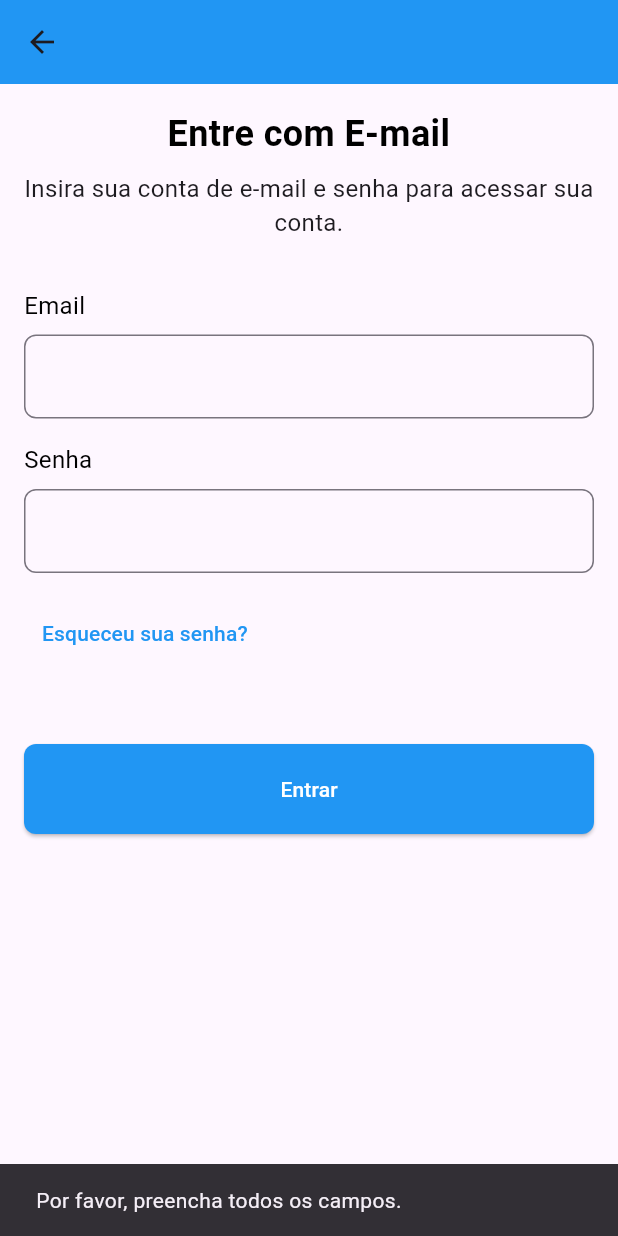
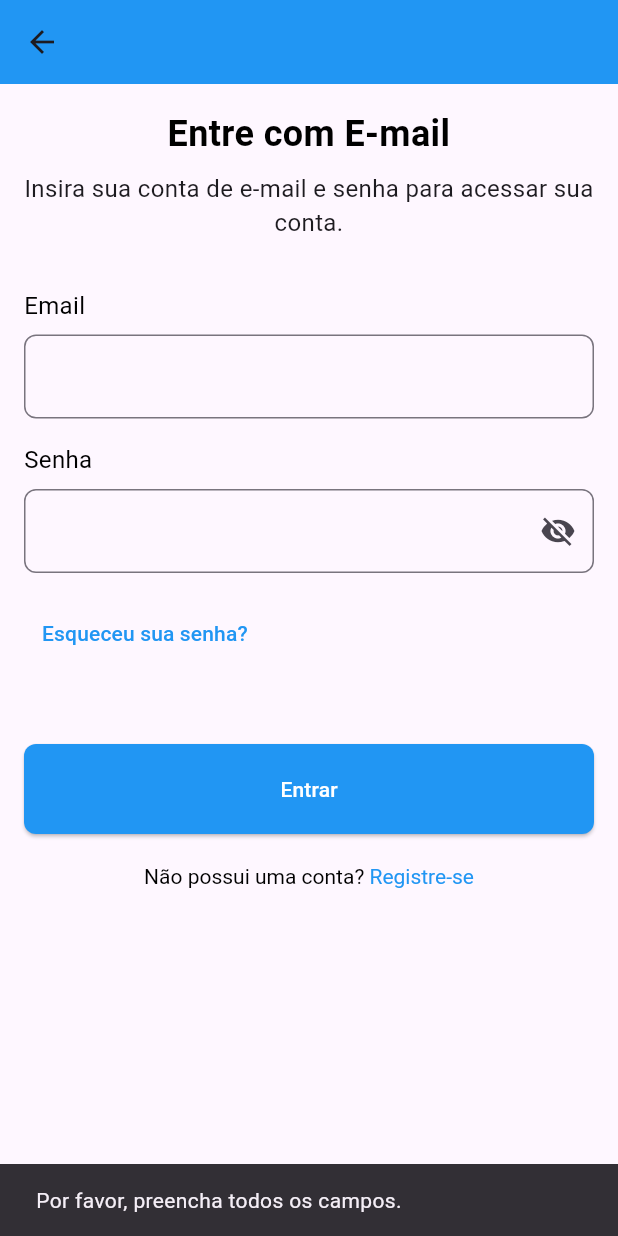
Before and after one commit to DaniellyBenicio/portApp, a Flutter app: the Login screen opened by its route, after a tap on "Entrar", on a phone screen of 412 x 824 dp. Run offline on Flutter 3.47's test engine with Material 3 defaults, Android fonts, the phone set to English and light mode, and no system bars; our stand-ins replace cloud_firestore, firebase_auth, firebase_core, image_picker, shared_preferences; accounts and stored records are empty.

Commit message:
Corrections to the login

```diff
--- a/my_project/lib/Login.dart
+++ b/my_project/lib/Login.dart
@@ -1,6 +1,6 @@
 import 'package:flutter/material.dart';
 import 'package:firebase_auth/firebase_auth.dart'; // Importa o Firebase Auth
-import 'HomePage.dart'; // Substitua pelo caminho correto para a tela inicial
+import 'package:shared_preferences/shared_preferences.dart';
 import 'RecoverPassword.dart';
 import 'Register.dart';
 import 'package:flutter/gestures.dart';
@@ -18,6 +18,7 @@ class _LoginState extends State<Login> {
   final TextEditingController _emailController = TextEditingController();
   final TextEditingController _passwordController = TextEditingController();
   bool _isLoading = false; // Gerenciar o estado de carregamento
+  bool _obscurePassword = true; // Gerenciar a visibilidade da senha
 
   Future<void> _login() async {
     final email = _emailController.text.trim();
@@ -25,7 +26,7 @@ class _LoginState extends State<Login> {
 
     if (email.isEmpty || password.isEmpty) {
       ScaffoldMessenger.of(context).showSnackBar(
-        SnackBar(content: Text('Por favor, preencha todos os campos.')),
+        const SnackBar(content: Text('Por favor, preencha todos os campos.')),
       );
       return;
     }
@@ -40,11 +41,18 @@ class _LoginState extends State<Login> {
         password: password,
       );
 
+      // Salva o tipo de usuário no SharedPreferences
+      final prefs = await SharedPreferences.getInstance();
+      await prefs.setString('user_type', widget.userType);
+
       // Navega para a tela inicial após o login bem-sucedido
-      Navigator.pushReplacement(
-        context,
-        MaterialPageRoute(builder: (context) => HomePage(userType: widget.userType)),
-      );
+      if (widget.userType == 'Professor') {
+        Navigator.pushReplacementNamed(context, '/homeProfessor');
+      } else if (widget.userType == 'Aluno') {
+        Navigator.pushReplacementNamed(context, '/homeAluno');
+      } else {
+        print('Tipo de usuário inválido: ${widget.userType}');
+      }
     } on FirebaseAuthException catch (e) {
       // Mensagens específicas para diferentes erros
       String message;
@@ -85,7 +93,7 @@ class _LoginState extends State<Login> {
         backgroundColor: Colors.blue,
         elevation: 0,
       ),
-      body: Padding(
+      body: SingleChildScrollView(
         padding: const EdgeInsets.all(16.0),
         child: Column(
           crossAxisAlignment: CrossAxisAlignment.center,
@@ -116,6 +124,12 @@ class _LoginState extends State<Login> {
               controller: _passwordController,
               label: 'Senha',
               isPassword: true,
+              obscureText: _obscurePassword,
+              onVisibilityChanged: (isVisible) {
+                setState(() {
+                  _obscurePassword = !isVisible;
+                });
+              },
             ),
             SizedBox(height: 16),
             Align(
@@ -145,7 +159,7 @@ class _LoginState extends State<Login> {
                         style: TextStyle(color: Colors.white),
                       ),
                       style: ElevatedButton.styleFrom(
-                        backgroundColor: Colors.blue, // Corrigido para backgroundColor
+                        backgroundColor: Colors.blue,
                         padding: EdgeInsets.symmetric(vertical: 20),
                         shape: RoundedRectangleBorder(
                           borderRadius: BorderRadius.circular(8),
@@ -153,7 +167,7 @@ class _LoginState extends State<Login> {
                       ),
                     ),
                   ),
-            Spacer(),
+            SizedBox(height: 20), // Espaço antes do texto "Não possui uma conta?"
             RichText(
               text: TextSpan(
                 text: 'Não possui uma conta? ',
@@ -184,6 +198,8 @@ class _LoginState extends State<Login> {
     required TextEditingController controller,
     required String label,
     required bool isPassword,
+    bool obscureText = false,
+    ValueChanged<bool>? onVisibilityChanged,
   }) {
     return Column(
       crossAxisAlignment: CrossAxisAlignment.start,
@@ -198,7 +214,7 @@ class _LoginState extends State<Login> {
         SizedBox(height: 8),
         TextField(
           controller: controller,
-          obscureText: isPassword,
+          obscureText: isPassword ? obscureText : false,
           decoration: InputDecoration(
             border: OutlineInputBorder(
               borderRadius: BorderRadius.circular(8),
@@ -207,6 +223,18 @@ class _LoginState extends State<Login> {
               borderRadius: BorderRadius.circular(8),
               borderSide: BorderSide(color: Colors.blue),
             ),
+            suffixIcon: isPassword
+                ? IconButton(
+                    icon: Icon(
+                      obscureText ? Icons.visibility_off : Icons.visibility,
+                    ),
+                    onPressed: () {
+                      if (onVisibilityChanged != null) {
+                        onVisibilityChanged(obscureText);
+                      }
+                    },
+                  )
+                : null,
           ),
         ),
       ],
```
